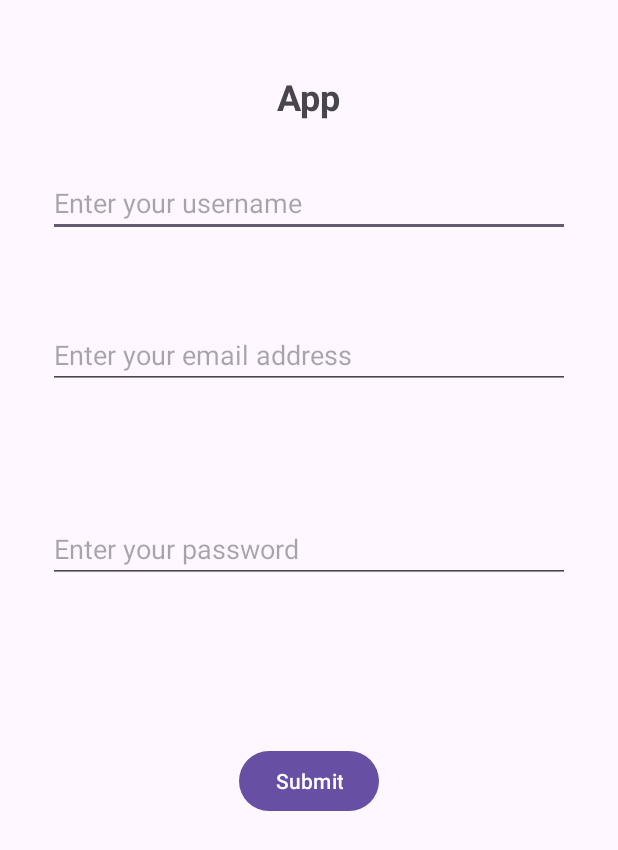
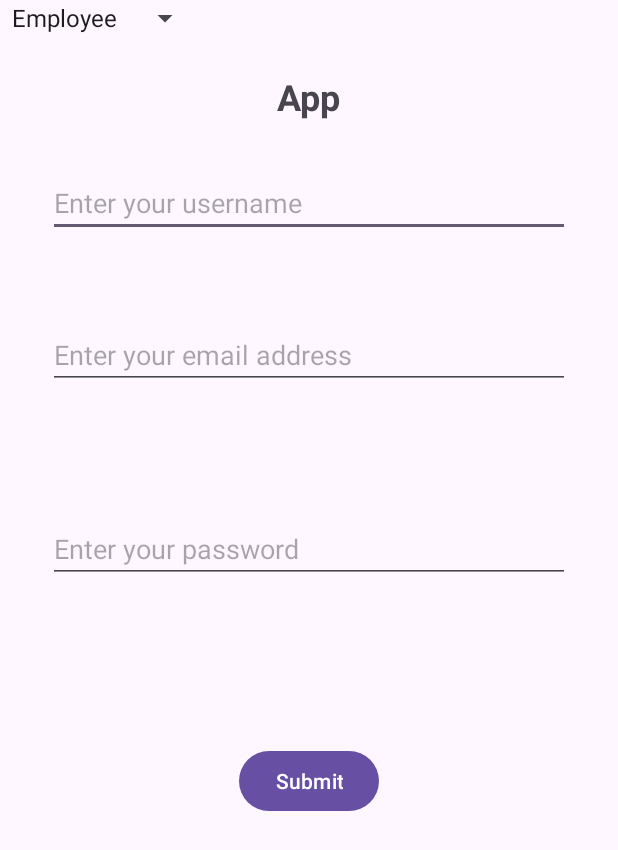
Before and after one commit to Sarvesh-appdev/Cashify, an Android app: the screen it shows after launch (MainActivity), on a phone screen of 412 x 824 dp. Shown: the top 850 px of the screen. Run offline under Robolectric (Android 15) with nearby library versions, the phone set to English and light mode, and no system bars; our stand-ins replace Firebase (no records; nobody signed in at launch, a user with empty details on screens opened directly).

```diff
--- a/app/src/main/java/com/example/quickcash_summer15/InputTesting.java
+++ b/app/src/main/java/com/example/quickcash_summer15/InputTesting.java
@@ -13,6 +13,10 @@ public class InputTesting {
             if(email == null || email.trim().isEmpty()){
                 return "Email cannot be empty";
             }
+            String emailRegex = "^[A-Za-z0-9+_.-]+@[A-Za-z0-9+_.-]+\\.[A-Za-z]{2,6}$";
+            if(!email.matches(emailRegex)){
+                return "Invalid email format";
+            }
             return null;
         }
 
--- a/app/src/main/java/com/example/quickcash_summer15/MainActivity.java
+++ b/app/src/main/java/com/example/quickcash_summer15/MainActivity.java
@@ -1,7 +1,12 @@
 package com.example.quickcash_summer15;
 
 import android.os.Bundle;
+import android.view.View;
+import android.widget.AdapterView;
+import android.widget.ArrayAdapter;
+import android.widget.Spinner;
 import android.widget.TextView;
+import android.widget.Toast;
 
 import androidx.activity.EdgeToEdge;
 import androidx.annotation.NonNull;
@@ -17,9 +22,9 @@ import com.google.firebase.database.DatabaseReference;
 import com.google.firebase.database.FirebaseDatabase;
 import com.google.firebase.database.ValueEventListener;
 
+import java.util.ArrayList;
+
 public class MainActivity extends AppCompatActivity {
-
-
 
     @Override
     protected void onCreate(Bundle savedInstanceState) {
@@ -31,6 +36,12 @@ public class MainActivity extends AppCompatActivity {
             v.setPadding(systemBars.left, systemBars.top, systemBars.right, systemBars.bottom);
             return insets;
         });
+        Spinner spinner = (Spinner) findViewById(R.id.spinner);
+        ArrayAdapter<CharSequence> adapter = ArrayAdapter.createFromResource(
+                this,R.array.role_array,android.R.layout.simple_spinner_item
+        );
+        adapter.setDropDownViewResource(android.R.layout.simple_dropdown_item_1line);
+        spinner.setAdapter(adapter);
 
     }
 
--- a/app/src/main/res/layout/activity_main.xml
+++ b/app/src/main/res/layout/activity_main.xml
@@ -70,4 +70,10 @@
             app:layout_constraintStart_toStartOf="parent"
             app:layout_constraintTop_toBottomOf="@+id/editTextTextPassword" />
 
+        <Spinner
+                android:id="@+id/spinner"
+                android:layout_width="wrap_content"
+                android:layout_height="wrap_content"
+                />
+
 </androidx.constraintlayout.widget.ConstraintLayout>
--- a/app/src/main/res/values/strings.xml
+++ b/app/src/main/res/values/strings.xml
@@ -1,3 +1,9 @@
 <resources>
     <string name="app_name">QuickCash-Summer15</string>
+
+    <string-array name="role_array">
+        <item>Employee</item>
+        <item>Employer</item>
+    </string-array>
+
 </resources>
```
Also changed, not shown: 1 other file. Lines whose indentation alone changed are shown as unchanged.
